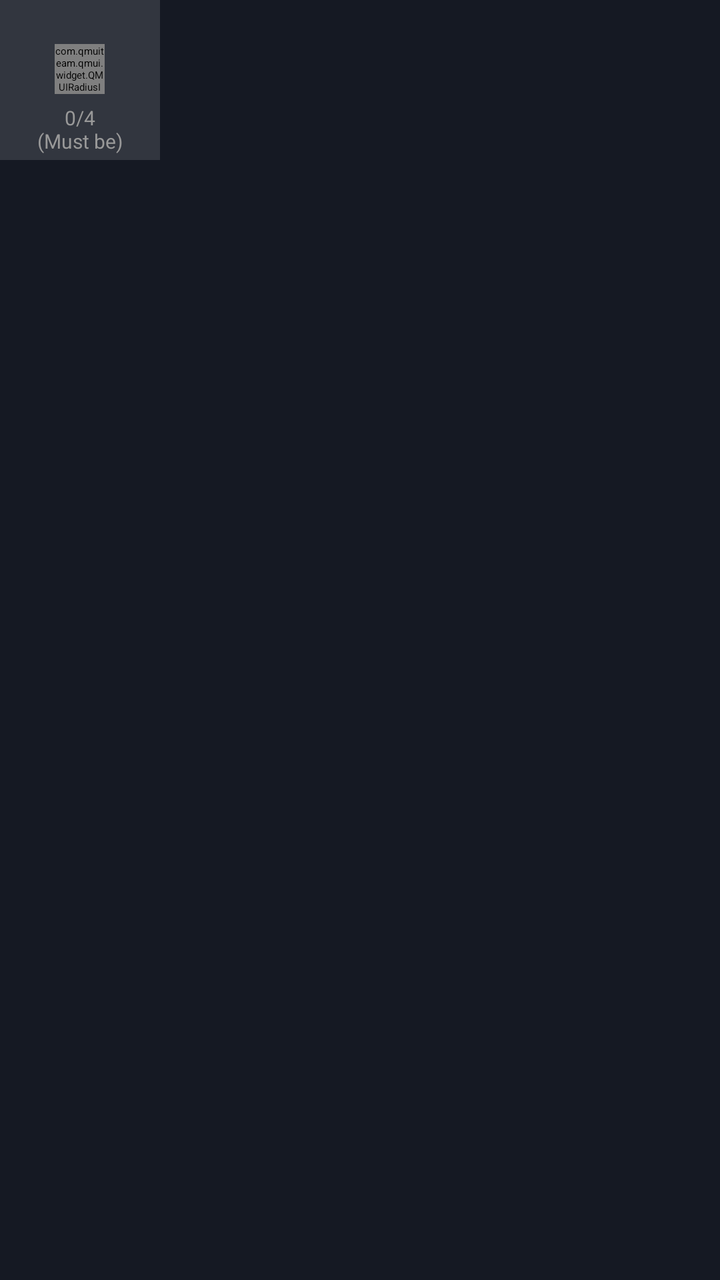
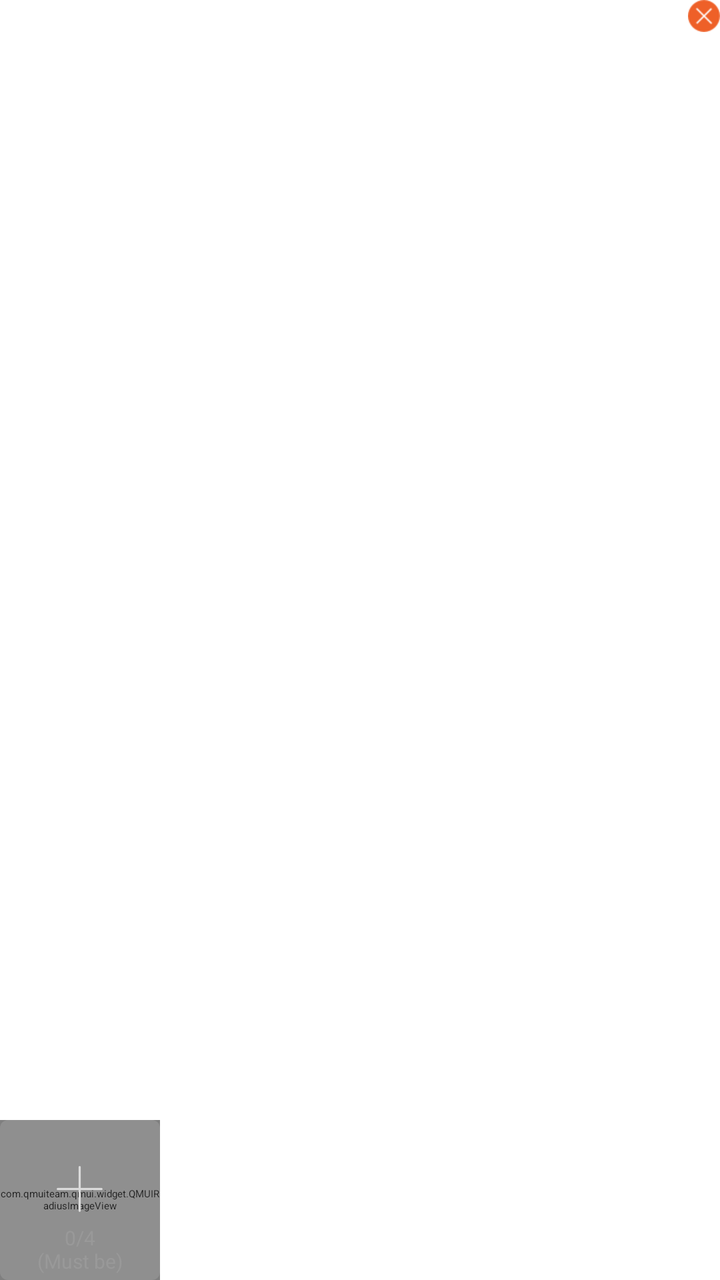

Two renders of the same Android screen: before a commit and after it. Below are the layout's source before the change and the commit's diff.
<!-- AndroidManifest.xml: application theme AppTheme -->
<!-- res/layout/item_pic_grid.xml -->
<?xml version="1.0" encoding="utf-8"?>
<RelativeLayout xmlns:android="http://schemas.android.com/apk/res/android"
    android:layout_width="wrap_content"
    android:layout_height="wrap_content"
    android:background="@color/them">

    <RelativeLayout
        android:layout_width="80dp"
        android:layout_height="80dp"
        android:background="#20ffffff">

        <com.qmuiteam.qmui.widget.QMUIRadiusImageView
            android:id="@+id/add_iv"
            android:layout_width="25dp"
            android:layout_height="25dp"
            android:layout_centerHorizontal="true"
            android:layout_marginTop="22dp"
            android:src="@drawable/add_pic" />

        <TextView
            android:id="@+id/num_tv"
            android:layout_width="wrap_content"
            android:layout_height="wrap_content"
            android:gravity="center_horizontal"
            android:layout_below="@id/add_iv"
            android:layout_centerHorizontal="true"
            android:layout_marginTop="5dp"
            android:text="0/4
                 (Must be)"
            android:textColor="#999999"
            android:textSize="10sp" />
    </RelativeLayout>
</RelativeLayout>
<!-- resources referenced by this layout -->
<resources>
  <color name="them">#151923</color>
  <!-- drawable add_pic: png bitmap (drawable-xxxhdpi, 2368 bytes) -->
  <style name="QDTextAppearanceListItemSmall">
          <item name="android:textColor">?attr/qmui_config_color_gray_4</item>
          <item name="android:textSize">16sp</item>
      </style>
  <style name="QDtextAppearanceListItem">
          <item name="android:textColor">?attr/qmui_config_color_black</item>
          <item name="android:textSize">18sp</item>
      </style>
  <style name="QDTopBar" parent="QMUI.TopBar">
          <item name="qmui_topbar_height">45dp</item>
          <item name="qmui_topbar_image_btn_height">45dp</item>
      </style>
  <color name="app_color_description">@color/qmui_config_color_gray_5</color>
  <color name="app_color_blue_3">#EBF9FF</color>
  <color name="app_color_blue">#00A8E1</color>
  <color name="app_color_blue_pressed">#c000A8E1</color>
  <!-- unchanged entries left out for length: 1 -->
</resources>

<!-- the commit's change to res/layout/item_pic_grid.xml (unified diff, before → after) -->
@@ -1,15 +1,24 @@
 <?xml version="1.0" encoding="utf-8"?>
 <RelativeLayout xmlns:android="http://schemas.android.com/apk/res/android"
-    android:layout_width="wrap_content"
-    android:layout_height="wrap_content"
-    android:background="@color/them">
+    xmlns:app="http://schemas.android.com/apk/res-auto"
+    android:layout_width="88dp"
+    android:layout_height="88dp">
+
+    <com.qmuiteam.qmui.widget.QMUIRadiusImageView
+        android:id="@+id/image_iv"
+        android:layout_width="80dp"
+        android:layout_height="80dp"
+        android:layout_alignParentBottom="true"
+        app:qmui_corner_radius="4dp" />
 
     <RelativeLayout
+        android:id="@+id/add_pic_rl"
         android:layout_width="80dp"
         android:layout_height="80dp"
-        android:background="#20ffffff">
+        android:layout_alignParentBottom="true"
+        android:background="@drawable/bg_add_pic">
 
-        <com.qmuiteam.qmui.widget.QMUIRadiusImageView
+        <ImageView
             android:id="@+id/add_iv"
             android:layout_width="25dp"
             android:layout_height="25dp"
@@ -21,13 +30,20 @@
             android:id="@+id/num_tv"
             android:layout_width="wrap_content"
             android:layout_height="wrap_content"
-            android:gravity="center_horizontal"
             android:layout_below="@id/add_iv"
             android:layout_centerHorizontal="true"
             android:layout_marginTop="5dp"
+            android:gravity="center_horizontal"
             android:text="0/4
                  (Must be)"
             android:textColor="#999999"
             android:textSize="10sp" />
     </RelativeLayout>
+
+    <ImageView
+        android:id="@+id/delete_iv"
+        android:layout_width="16dp"
+        android:layout_height="16dp"
+        android:layout_alignParentRight="true"
+        android:src="@drawable/icon_jubao_shanchu" />
 </RelativeLayout>
<!-- resource entries referenced after the edit -->
@@ -1,7 +1,14 @@
 <!-- resources referenced by this layout -->
 <resources>
   <color name="them">#151923</color>
-  <!-- drawable add_pic: png bitmap (drawable-xxxhdpi, 2368 bytes) -->
+  <!-- drawable add_pic: png bitmap (drawable-xxxhdpi, 2496 bytes) -->
+  <!-- drawable bg_add_pic (drawable) -->
+  <?xml version="1.0" encoding="utf-8"?>
+  <shape xmlns:android="http://schemas.android.com/apk/res/android">
+      <corners android:radius="4dp" />
+      <solid android:color="#20ffffff" />
+  </shape>
+  <!-- drawable icon_jubao_shanchu: png bitmap (drawable-xxxhdpi, 1087 bytes) -->
   <style name="QDTextAppearanceListItemSmall">
           <item name="android:textColor">?attr/qmui_config_color_gray_4</item>
           <item name="android:textSize">16sp</item>
